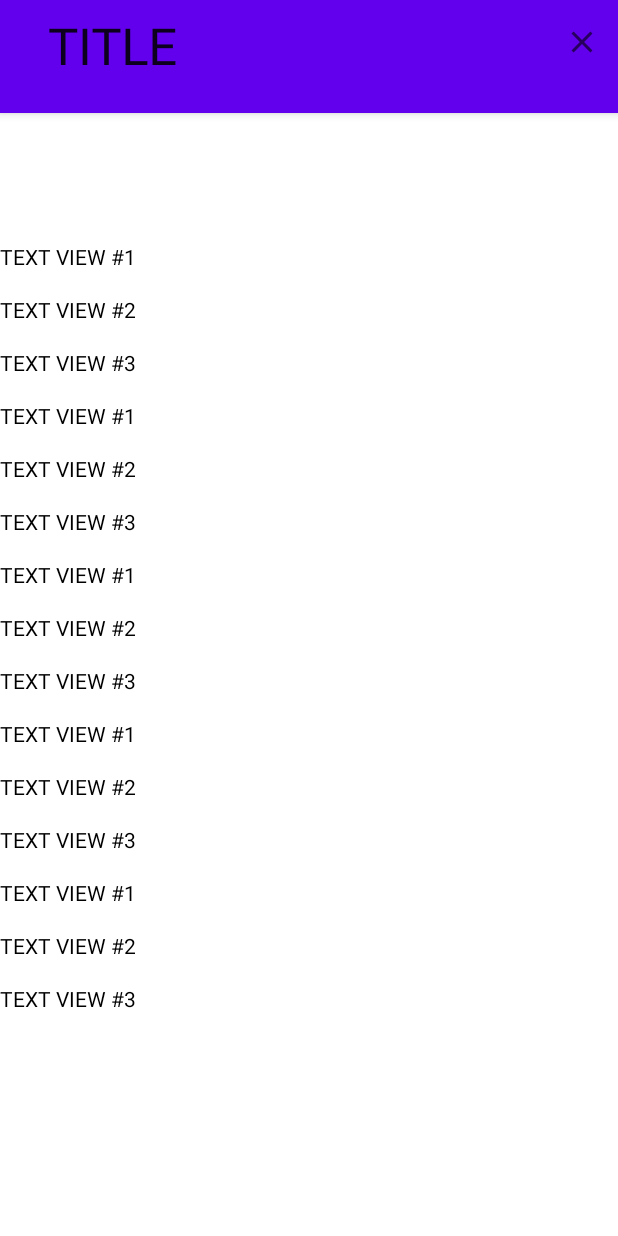
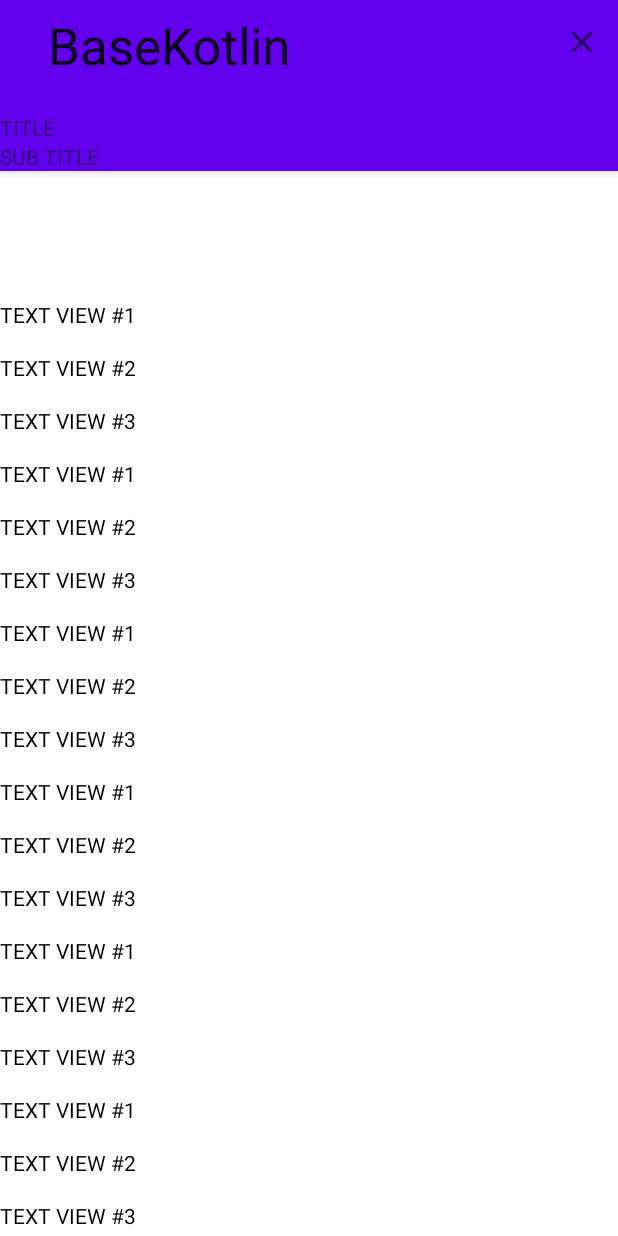
Before and after one commit to AlexBort/BaseKotlin, an Android app: the screen it shows after launch (MainActivity), on a phone screen of 412 x 824 dp. Run offline under Robolectric (Android 15) with nearby library versions, the phone set to English and light mode, and no system bars.

Commit message:
efforts with appBarLayout change listener

```diff
--- a/app/src/main/java/com/example/basekotlin/MainActivity.kt
+++ b/app/src/main/java/com/example/basekotlin/MainActivity.kt
@@ -4,9 +4,14 @@ import androidx.appcompat.app.AppCompatActivity
 import android.os.Bundle
 import android.view.LayoutInflater
 import android.view.Menu
+import android.view.View.GONE
+import android.view.View.VISIBLE
+import android.widget.Toast
 import com.example.basekotlin.databinding.ActivityMainBinding
 //import com.example.basekotlin.databinding.ActivityMainBinding
 import com.example.basekotlin.databinding.TestMainActivityBinding
+import com.google.android.material.appbar.AppBarLayout
+import kotlin.math.abs
 
 
 class MainActivity : AppCompatActivity() {
@@ -26,14 +31,30 @@ class MainActivity : AppCompatActivity() {
 //            setDisplayHomeAsUpEnabled(true)
 //            setHomeButtonEnabled(true)
 //        }
-        binding.toolbar.title = getString(R.string.title)
-        binding.toolbar.subtitle = getString(R.string.sub_title)
+
         binding.toolbar.apply {
             inflateMenu(R.menu.test_menu)
         }
 //        binding.toolbar.setNavigationIcon(R.drawable.ic_baseline_clear_24)
         // todo: to add close button
         setSupportActionBar(binding.toolbar)
+
+        binding.appbar.addOnOffsetChangedListener ( AppBarLayout.OnOffsetChangedListener { appBarLayout, verticalOffset ->
+            val toolbarCollapsed = abs(verticalOffset) >= appBarLayout.totalScrollRange
+            if (toolbarCollapsed) {
+//                binding.toolbar.setTitle(R.string.title)
+//                binding.toolbar.inflateMenu(R.menu.test_menu)
+                binding.title.visibility = GONE
+                binding.subtitle.visibility = GONE
+//                Toast.makeText(baseContext,"COLLAPSED",Toast.LENGTH_SHORT).show()
+            }
+            else {
+//                binding.toolbar.setTitle(" ")
+                binding.title.visibility = VISIBLE
+                binding.subtitle.visibility = VISIBLE
+//                Toast.makeText(baseContext,"NOT COLLAPSED",Toast.LENGTH_SHORT).show()
+            }
+            })
 
 // to add list with items
 
--- a/app/src/main/res/layout/test_main_activity.xml
+++ b/app/src/main/res/layout/test_main_activity.xml
@@ -21,28 +21,22 @@
             <androidx.appcompat.widget.Toolbar
                 android:id="@+id/toolbar"
                 android:layout_width="match_parent"
+                app:layout_collapseMode="pin"
                 android:layout_height="?attr/actionBarSize"
                 />
-
-<!--            <LinearLayout
-                android:layout_width="match_parent"
-                android:orientation="vertical"
-                android:layout_height="wrap_content">
-
-                <TextView
-                    android:id="@+id/additional_text"
-                    android:text="ADDITIONAL TEXT VIEW"
-                    android:layout_width="match_parent"
-                    app:layout_collapseMode="parallax"
-                    android:layout_height="wrap_content"/>
-
-            </LinearLayout>-->
-
-
-
-
         </com.google.android.material.appbar.CollapsingToolbarLayout>
 
+        <TextView
+            android:id="@+id/title"
+            android:layout_width="match_parent"
+            android:text="@string/title"
+            android:layout_height="wrap_content"/>
+
+        <TextView
+            android:id="@+id/subtitle"
+            android:layout_width="match_parent"
+            android:text="@string/sub_title"
+            android:layout_height="wrap_content"/>
 
     </com.google.android.material.appbar.AppBarLayout>
 
@@ -105,7 +99,70 @@
             android:text="TEXT VIEW #3"
             android:textColor="@color/black" />
 
+        <TextView
+            android:layout_width="wrap_content"
+            android:layout_height="wrap_content"
+            android:layout_marginTop="16dp"
+            android:text="TEXT VIEW #1"
+            android:textColor="@color/black" />
 
+        <TextView
+            android:layout_width="wrap_content"
+            android:layout_height="wrap_content"
+            android:layout_marginTop="16dp"
+            android:text="TEXT VIEW #2"
+            android:textColor="@color/black" />
+
+        <TextView
+            android:layout_width="wrap_content"
+            android:layout_height="wrap_content"
+            android:layout_marginTop="16dp"
+            android:text="TEXT VIEW #3"
+            android:textColor="@color/black" />
+
+
+        <TextView
+            android:layout_width="wrap_content"
+            android:layout_height="wrap_content"
+            android:layout_marginTop="16dp"
+            android:text="TEXT VIEW #1"
+            android:textColor="@color/black" />
+
+        <TextView
+            android:layout_width="wrap_content"
+            android:layout_height="wrap_content"
+            android:layout_marginTop="16dp"
+            android:text="TEXT VIEW #2"
+            android:textColor="@color/black" />
+
+        <TextView
+            android:layout_width="wrap_content"
+            android:layout_height="wrap_content"
+            android:layout_marginTop="16dp"
+            android:text="TEXT VIEW #3"
+            android:textColor="@color/black" />
+
+
+        <TextView
+            android:layout_width="wrap_content"
+            android:layout_height="wrap_content"
+            android:layout_marginTop="16dp"
+            android:text="TEXT VIEW #1"
+            android:textColor="@color/black" />
+
+        <TextView
+            android:layout_width="wrap_content"
+            android:layout_height="wrap_content"
+            android:layout_marginTop="16dp"
+            android:text="TEXT VIEW #2"
+            android:textColor="@color/black" />
+
+        <TextView
+            android:layout_width="wrap_content"
+            android:layout_height="wrap_content"
+            android:layout_marginTop="16dp"
+            android:text="TEXT VIEW #3"
+            android:textColor="@color/black" />
 
 
         <TextView
```
